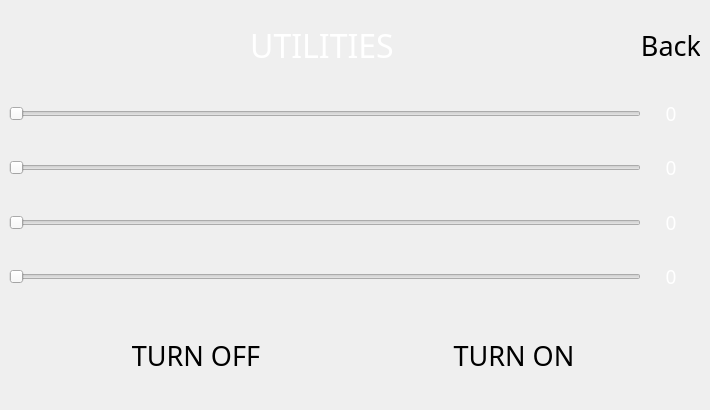
Old version of the form BlocksScreen/lib/ui/utilitiesStackedWidget.ui in the repository BlocksTechnology/BlocksScreen.
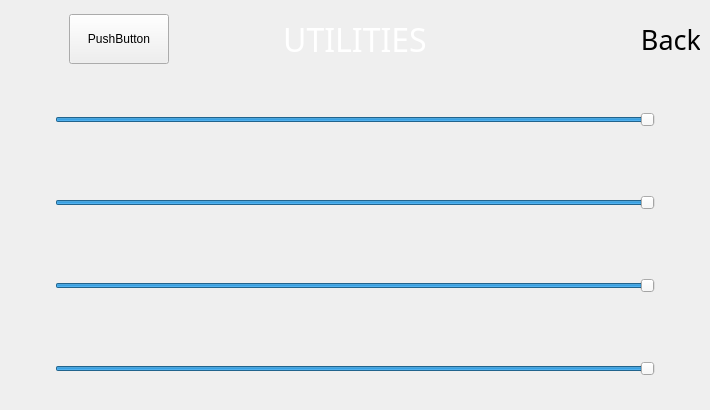
New version of the form. The open tabs and pages were chosen to show the change. Custom widgets are drawn as their Qt base class.

```diff
--- a/BlocksScreen/lib/ui/utilitiesStackedWidget.ui
+++ b/BlocksScreen/lib/ui/utilitiesStackedWidget.ui
@@ -18,8 +18,8 @@
   </property>
   <property name="maximumSize">
    <size>
-    <width>710</width>
-    <height>410</height>
+    <width>999</width>
+    <height>462999</height>
    </size>
   </property>
   <property name="windowTitle">
@@ -3045,8 +3045,65 @@
    <layout class="QVBoxLayout" name="verticalLayout_11">
     <item>
      <layout class="QHBoxLayout" name="leds_slider_header_layout">
+      <item>
+       <spacer name="horizontalSpacer_5">
+        <property name="orientation">
+         <enum>Qt::Horizontal</enum>
+        </property>
+        <property name="sizeType">
+         <enum>QSizePolicy::Minimum</enum>
+        </property>
+        <property name="sizeHint" stdset="0">
+         <size>
+          <width>60</width>
+          <height>20</height>
+         </size>
+        </property>
+       </spacer>
+      </item>
+      <item>
+       <widget class="ToggleAnimatedButton" name="toggle_led_button">
+        <property name="minimumSize">
+         <size>
+          <width>100</width>
+          <height>50</height>
+         </size>
+        </property>
+        <property name="maximumSize">
+         <size>
+          <width>100</width>
+          <height>16777215</height>
+         </size>
+        </property>
+        <property name="text">
+         <string>PushButton</string>
+        </property>
+       </widget>
+      </item>
+      <item>
+       <spacer name="horizontalSpacer_9">
+        <property name="orientation">
+         <enum>Qt::Horizontal</enum>
+        </property>
+        <property name="sizeType">
+         <enum>QSizePolicy::Expanding</enum>
+        </property>
+        <property name="sizeHint" stdset="0">
+         <size>
+          <width>195</width>
+          <height>20</height>
+         </size>
+        </property>
+       </spacer>
+      </item>
       <item>
        <widget class="QLabel" name="leds_slider_tittle_label">
+        <property name="minimumSize">
+         <size>
+          <width>0</width>
+          <height>60</height>
+         </size>
+        </property>
         <property name="maximumSize">
          <size>
           <width>16777215</width>
@@ -3073,6 +3130,22 @@
         </property>
        </widget>
       </item>
+      <item>
+       <spacer name="horizontalSpacer_8">
+        <property name="orientation">
+         <enum>Qt::Horizontal</enum>
+        </property>
+        <property name="sizeType">
+         <enum>QSizePolicy::Expanding</enum>
+        </property>
+        <property name="sizeHint" stdset="0">
+         <size>
+          <width>295</width>
+          <height>60</height>
+         </size>
+        </property>
+       </spacer>
+      </item>
       <item>
        <widget class="IconButton" name="leds_slider_back_btn">
         <property name="sizePolicy">
@@ -3139,182 +3212,75 @@
      </layout>
     </item>
     <item>
-     <layout class="QGridLayout" name="leds_slider_content_layout">
-      <property name="verticalSpacing">
-       <number>0</number>
+     <spacer name="verticalSpacer_6">
+      <property name="orientation">
+       <enum>Qt::Vertical</enum>
       </property>
-      <item row="1" column="0">
-       <layout class="QGridLayout" name="leds_sliders_layout">
-        <property name="horizontalSpacing">
-         <number>0</number>
-        </property>
-        <item row="0" column="1">
-         <widget class="QLabel" name="leds_r_value_label">
-          <property name="enabled">
-           <bool>true</bool>
-          </property>
-          <property name="sizePolicy">
-           <sizepolicy hsizetype="Preferred" vsizetype="Expanding">
-            <horstretch>0</horstretch>
-            <verstretch>0</verstretch>
-           </sizepolicy>
-          </property>
-          <property name="maximumSize">
+      <property name="sizeHint" stdset="0">
            <size>
-            <width>16777215</width>
-            <height>53</height>
-           </size>
-          </property>
-          <property name="font">
-           <font>
-            <family>Montserrat</family>
-            <pointsize>14</pointsize>
-           </font>
-          </property>
-          <property name="styleSheet">
-           <string notr="true">background: transparent; color: white;</string>
-          </property>
-          <property name="text">
-           <string>0</string>
-          </property>
-          <property name="alignment">
-           <set>Qt::AlignCenter</set>
-          </property>
-         </widget>
-        </item>
-        <item row="3" column="1" alignment="Qt::AlignHCenter|Qt::AlignVCenter">
-         <widget class="QLabel" name="leds_w_value_label">
-          <property name="enabled">
-           <bool>true</bool>
-          </property>
+        <width>20</width>
+        <height>40</height>
+       </size>
+      </property>
+     </spacer>
+    </item>
+    <item>
+     <layout class="QVBoxLayout" name="verticalLayout_12">
+      <item alignment="Qt::AlignHCenter">
+       <widget class="BlocksSlider" name="leds_r_slider">
           <property name="sizePolicy">
-           <sizepolicy hsizetype="Preferred" vsizetype="Expanding">
+         <sizepolicy hsizetype="Minimum" vsizetype="Minimum">
             <horstretch>0</horstretch>
             <verstretch>0</verstretch>
            </sizepolicy>
           </property>
           <property name="minimumSize">
            <size>
-            <width>60</width>
-            <height>53</height>
+          <width>600</width>
+          <height>90</height>
            </size>
           </property>
           <property name="maximumSize">
            <size>
-            <width>16777215</width>
-            <height>53</height>
-           </size>
-          </property>
-          <property name="font">
-           <font>
-            <family>Montserrat</family>
-            <pointsize>14</pointsize>
-           </font>
-          </property>
-          <property name="styleSheet">
-           <string notr="true">background: transparent; color: white;</string>
-          </property>
-          <property name="text">
-           <string>0</string>
-          </property>
-          <property name="alignment">
-           <set>Qt::AlignCenter</set>
-          </property>
-         </widget>
-        </item>
-        <item row="3" column="0">
-         <widget class="QSlider" name="leds_w_slider">
-          <property name="sizePolicy">
-           <sizepolicy hsizetype="Expanding" vsizetype="Expanding">
-            <horstretch>0</horstretch>
-            <verstretch>0</verstretch>
-           </sizepolicy>
-          </property>
-          <property name="maximumSize">
-           <size>
-            <width>16777215</width>
-            <height>53</height>
-           </size>
-          </property>
+          <width>600</width>
+          <height>90</height>
+         </size>
+        </property>
           <property name="maximum">
            <number>255</number>
           </property>
+        <property name="value">
+         <number>255</number>
+        </property>
           <property name="orientation">
            <enum>Qt::Horizontal</enum>
           </property>
          </widget>
         </item>
-        <item row="2" column="1">
-         <widget class="QLabel" name="leds_b_value_label">
-          <property name="enabled">
-           <bool>true</bool>
-          </property>
+      <item alignment="Qt::AlignHCenter">
+       <widget class="BlocksSlider" name="leds_g_slider">
           <property name="sizePolicy">
-           <sizepolicy hsizetype="Preferred" vsizetype="Expanding">
+         <sizepolicy hsizetype="Minimum" vsizetype="Minimum">
             <horstretch>0</horstretch>
             <verstretch>0</verstretch>
            </sizepolicy>
           </property>
-          <property name="maximumSize">
+        <property name="minimumSize">
            <size>
-            <width>16777215</width>
-            <height>53</height>
-           </size>
-          </property>
-          <property name="font">
-           <font>
-            <family>Montserrat</family>
-            <pointsize>14</pointsize>
-           </font>
-          </property>
-          <property name="styleSheet">
-           <string notr="true">background: transparent; color: white;</string>
-          </property>
-          <property name="text">
-           <string>0</string>
-          </property>
-          <property name="alignment">
-           <set>Qt::AlignCenter</set>
-          </property>
-         </widget>
-        </item>
-        <item row="1" column="0">
-         <widget class="QSlider" name="leds_g_slider">
-          <property name="sizePolicy">
-           <sizepolicy hsizetype="Expanding" vsizetype="Expanding">
-            <horstretch>0</horstretch>
-            <verstretch>0</verstretch>
-           </sizepolicy>
-          </property>
+          <width>600</width>
+          <height>90</height>
+         </size>
+        </property>
           <property name="maximumSize">
            <size>
-            <width>16777215</width>
-            <height>55</height>
+          <width>600</width>
+          <height>90</height>
            </size>
           </property>
           <property name="maximum">
            <number>255</number>
           </property>
-          <property name="orientation">
-           <enum>Qt::Horizontal</enum>
-          </property>
-         </widget>
-        </item>
-        <item row="2" column="0">
-         <widget class="QSlider" name="leds_b_slider">
-          <property name="sizePolicy">
-           <sizepolicy hsizetype="Expanding" vsizetype="Expanding">
-            <horstretch>0</horstretch>
-            <verstretch>0</verstretch>
-           </sizepolicy>
-          </property>
-          <property name="maximumSize">
-           <size>
-            <width>16777215</width>
-            <height>55</height>
-           </size>
-          </property>
-          <property name="maximum">
+        <property name="value">
            <number>255</number>
           </property>
           <property name="orientation">
@@ -3322,189 +3288,82 @@
           </property>
          </widget>
         </item>
-        <item row="1" column="1">
-         <widget class="QLabel" name="leds_g_value_label">
-          <property name="enabled">
-           <bool>true</bool>
-          </property>
+      <item alignment="Qt::AlignHCenter">
+       <widget class="BlocksSlider" name="leds_b_slider">
           <property name="sizePolicy">
-           <sizepolicy hsizetype="Preferred" vsizetype="Expanding">
+         <sizepolicy hsizetype="Minimum" vsizetype="Minimum">
             <horstretch>0</horstretch>
             <verstretch>0</verstretch>
            </sizepolicy>
           </property>
-          <property name="maximumSize">
+        <property name="minimumSize">
            <size>
-            <width>16777215</width>
-            <height>53</height>
-           </size>
-          </property>
-          <property name="font">
-           <font>
-            <family>Montserrat</family>
-            <pointsize>14</pointsize>
-           </font>
-          </property>
-          <property name="styleSheet">
-           <string notr="true">background: transparent; color: white;</string>
-          </property>
-          <property name="text">
-           <string>0</string>
-          </property>
-          <property name="alignment">
-           <set>Qt::AlignCenter</set>
-          </property>
-         </widget>
-        </item>
-        <item row="0" column="0">
-         <widget class="QSlider" name="leds_r_slider">
-          <property name="sizePolicy">
-           <sizepolicy hsizetype="Expanding" vsizetype="Expanding">
-            <horstretch>0</horstretch>
-            <verstretch>0</verstretch>
-           </sizepolicy>
-          </property>
+          <width>600</width>
+          <height>90</height>
+         </size>
+        </property>
           <property name="maximumSize">
            <size>
-            <width>16777215</width>
-            <height>53</height>
+          <width>600</width>
+          <height>90</height>
            </size>
           </property>
           <property name="maximum">
            <number>255</number>
           </property>
+        <property name="value">
+         <number>255</number>
+        </property>
           <property name="orientation">
            <enum>Qt::Horizontal</enum>
           </property>
          </widget>
         </item>
-       </layout>
-      </item>
-     </layout>
-    </item>
-    <item>
-     <layout class="QHBoxLayout" name="leds_button_layout">
-      <item>
-       <widget class="BlocksCustomButton" name="leds_off_btn">
+      <item alignment="Qt::AlignHCenter">
+       <widget class="BlocksSlider" name="leds_w_slider">
         <property name="sizePolicy">
-         <sizepolicy hsizetype="Minimum" vsizetype="Maximum">
+         <sizepolicy hsizetype="Minimum" vsizetype="Expanding">
           <horstretch>0</horstretch>
           <verstretch>0</verstretch>
          </sizepolicy>
         </property>
         <property name="minimumSize">
          <size>
-          <width>250</width>
-          <height>80</height>
+          <width>600</width>
+          <height>90</height>
          </size>
         </property>
         <property name="maximumSize">
          <size>
-          <width>250</width>
-          <height>80</height>
+          <width>600</width>
+          <height>90</height>
          </size>
         </property>
-        <property name="font">
-         <font>
-          <family>Momcake</family>
-          <pointsize>20</pointsize>
-          <italic>false</italic>
-          <stylestrategy>PreferAntialias</stylestrategy>
-         </font>
+        <property name="maximum">
+         <number>255</number>
         </property>
-        <property name="mouseTracking">
-         <bool>false</bool>
+        <property name="value">
+         <number>255</number>
         </property>
-        <property name="tabletTracking">
-         <bool>true</bool>
+        <property name="orientation">
+         <enum>Qt::Horizontal</enum>
         </property>
-        <property name="contextMenuPolicy">
-         <enum>Qt::NoContextMenu</enum>
-        </property>
-        <property name="layoutDirection">
-         <enum>Qt::LeftToRight</enum>
-        </property>
-        <property name="styleSheet">
-         <string notr="true"/>
-        </property>
-        <property name="text">
-         <string>TURN OFF</string>
-        </property>
-        <property name="autoDefault">
-         <bool>false</bool>
-        </property>
-        <property name="flat">
-         <bool>true</bool>
-        </property>
-        <property name="class" stdset="0">
-         <string>menu_btn</string>
-        </property>
-        <property name="icon_pixmap" stdset="0">
-         <pixmap resource="resources/icon_resources.qrc">:/ui/media/btn_icons/LEDs_off.svg</pixmap>
-        </property>
        </widget>
       </item>
+     </layout>
+    </item>
       <item>
-       <widget class="BlocksCustomButton" name="leds_on_btn">
-        <property name="sizePolicy">
-         <sizepolicy hsizetype="Minimum" vsizetype="Maximum">
-          <horstretch>0</horstretch>
-          <verstretch>0</verstretch>
-         </sizepolicy>
-        </property>
-        <property name="minimumSize">
+     <spacer name="verticalSpacer_5">
+      <property name="orientation">
+       <enum>Qt::Vertical</enum>
+      </property>
+      <property name="sizeHint" stdset="0">
          <size>
-          <width>250</width>
-          <height>80</height>
-         </size>
-        </property>
-        <property name="maximumSize">
-         <size>
-          <width>250</width>
-          <height>80</height>
-         </size>
-        </property>
-        <property name="font">
-         <font>
-          <family>Momcake</family>
-          <pointsize>20</pointsize>
-          <italic>false</italic>
-          <stylestrategy>PreferAntialias</stylestrategy>
-         </font>
-        </property>
-        <property name="mouseTracking">
-         <bool>false</bool>
-        </property>
-        <property name="tabletTracking">
-         <bool>true</bool>
-        </property>
-        <property name="contextMenuPolicy">
-         <enum>Qt::NoContextMenu</enum>
-        </property>
-        <property name="layoutDirection">
-         <enum>Qt::LeftToRight</enum>
-        </property>
-        <property name="styleSheet">
-         <string notr="true"/>
-        </property>
-        <property name="text">
-         <string>TURN ON</string>
-        </property>
-        <property name="autoDefault">
-         <bool>false</bool>
-        </property>
-        <property name="flat">
-         <bool>true</bool>
-        </property>
-        <property name="class" stdset="0">
-         <string>menu_btn</string>
-        </property>
-        <property name="icon_pixmap" stdset="0">
-         <pixmap resource="resources/icon_resources.qrc">:/ui/media/btn_icons/LEDs.svg</pixmap>
-        </property>
-       </widget>
-      </item>
-     </layout>
+        <width>20</width>
+        <height>40</height>
+       </size>
+      </property>
+     </spacer>
     </item>
    </layout>
   </widget>
@@ -3525,6 +3384,16 @@
    <extends>QPushButton</extends>
    <header location="global">lib.utils.group_button</header>
   </customwidget>
+  <customwidget>
+   <class>BlocksSlider</class>
+   <extends>QSlider</extends>
+   <header location="global">lib.utils.blocks_slider</header>
+  </customwidget>
+  <customwidget>
+   <class>ToggleAnimatedButton</class>
+   <extends>QPushButton</extends>
+   <header location="global">lib.utils.toggleAnimatedButton</header>
+  </customwidget>
  </customwidgets>
  <resources>
   <include location="resources/icon_resources.qrc"/>
```
Left out of the diff: 783 changed lines with no effect on the pictures. Lines whose indentation alone changed are shown as unchanged.
